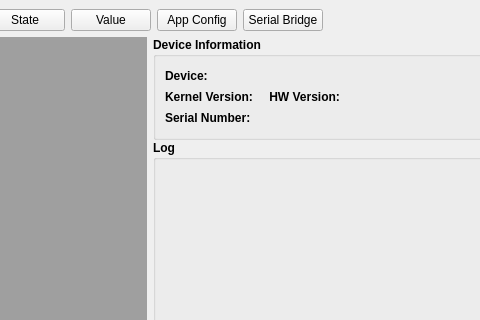
Above: pc/BusConfigurator/busManager/busDeviceWindow.ui from ChristianMarty/RoomBus before the change; both pictures show x 454 to 934 and y 0 to 320 of the 1208 by 910 pixel window. Below: the same form after it.
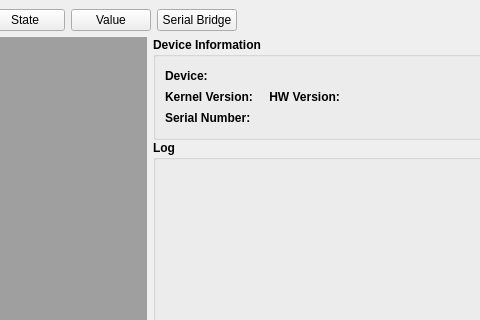
That is the form after the change. Custom widgets are drawn as their Qt base class.

Diff of the .ui file:
```diff
--- a/pc/BusConfigurator/busManager/busDeviceWindow.ui
+++ b/pc/BusConfigurator/busManager/busDeviceWindow.ui
@@ -68,13 +68,6 @@
           </property>
          </widget>
         </item>
-        <item>
-         <widget class="QPushButton" name="appConfig">
-          <property name="text">
-           <string>App Config</string>
-          </property>
-         </widget>
-        </item>
         <item>
          <widget class="QPushButton" name="pushButton_serialBridge">
           <property name="text">
```
Left out of the diff: 4 changed lines with no effect on the pictures.
